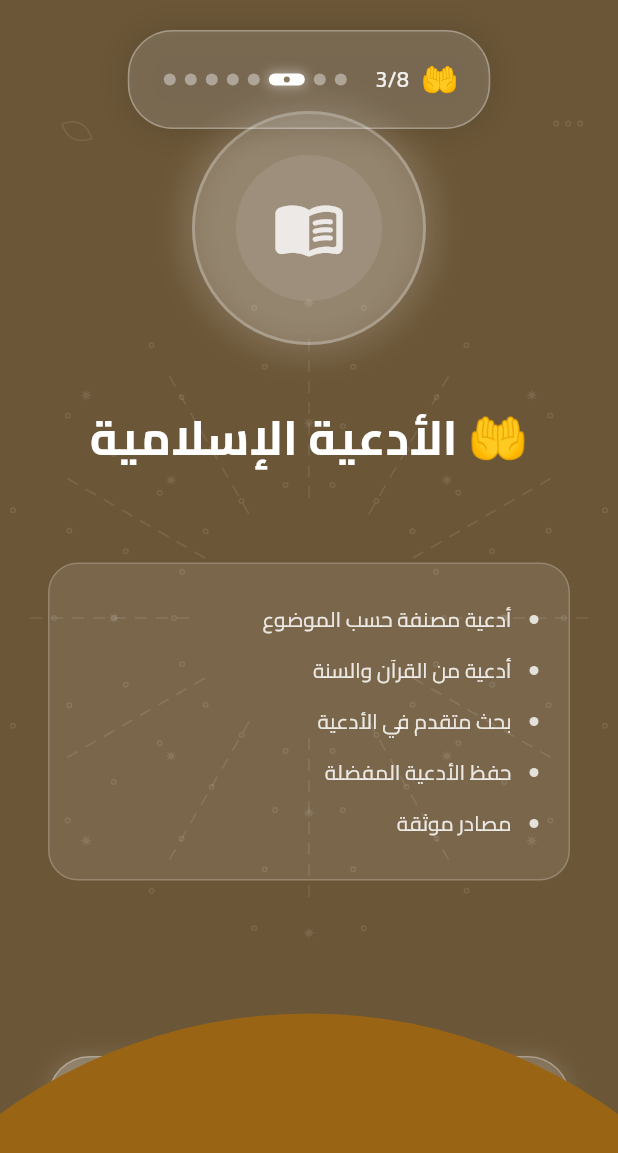
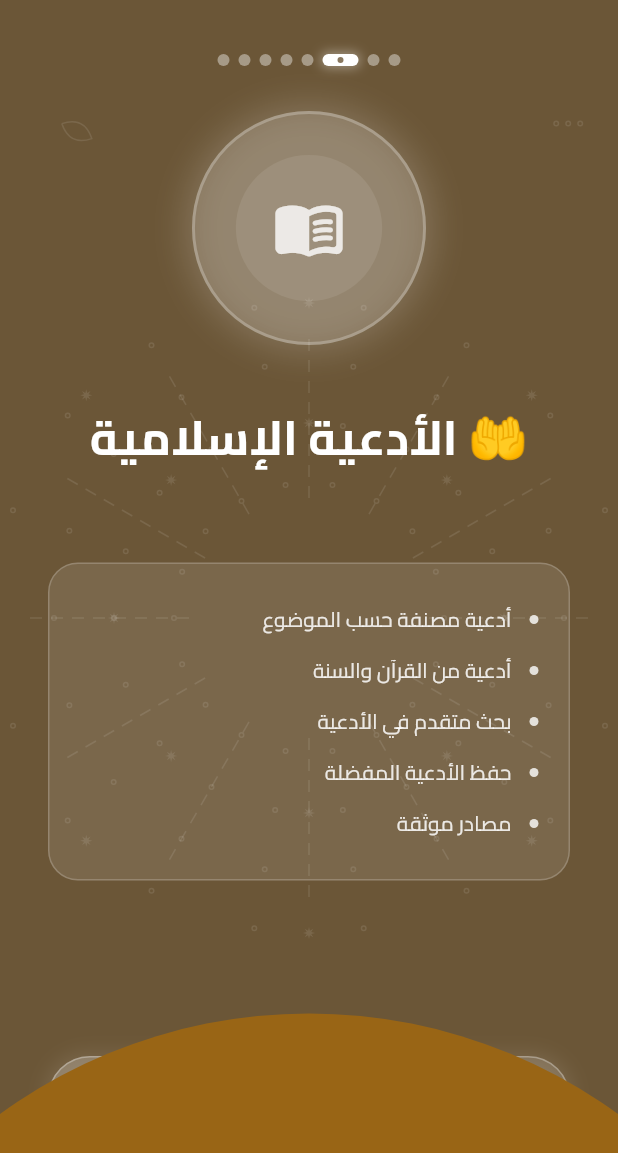
Before and after one commit to dr33awi/69, a Flutter app: the screen it shows after launch, swiped to page 3, on a phone screen of 412 x 824 dp. Shown: the top 1153 px of the screen. Run offline on Flutter 3.47's test engine with Material 3 defaults, Android fonts, the light colour scheme and no system bars; drawn by our look-alikes of concentric_transition; our stand-ins replace adhan, battery_plus, equatable, firebase_core, firebase_messaging, firebase_remote_config and 12 more; accounts and stored records are empty.

Commit message:
تعديل شاشة البداية

```diff
--- a/lib/features/onboarding/data/onboarding_data.dart
+++ b/lib/features/onboarding/data/onboarding_data.dart
@@ -1,4 +1,4 @@
-// lib/features/onboarding/data/onboarding_data.dart - محدث بدون subtitle و description
+// lib/features/onboarding/data/onboarding_data.dart - مع دعم Lottie
 import 'package:flutter/material.dart';
 import '../models/onboarding_item.dart';
 import '../../../app/themes/app_theme.dart';
@@ -8,7 +8,8 @@ class OnboardingData {
     // الشاشة الأولى - مرحباً
     OnboardingItem(
       title: 'حصن المسلم',
-      imagePath: 'assets/images/onboarding/welcome.png',
+      lottiePath: 'assets/animations/mosque_welcome.json',
+      useLottie: true,
       primaryColor: AppColors.primary,
       secondaryColor: AppColors.primaryLight,
       darkColor: AppColors.primaryDark,
@@ -20,7 +21,8 @@ class OnboardingData {
     // الشاشة الثانية - الأذكار اليومية
     OnboardingItem(
       title: '🌅 الأذكار اليومية',
-      imagePath: 'assets/images/onboarding/athkar.png',
+      lottiePath: 'assets/animations/book_reading.json',
+      useLottie: true,
       primaryColor: AppColors.getCategoryGradient('athkar').colors[0],
       secondaryColor: AppColors.getCategoryGradient('athkar').colors[1],
       darkColor: AppColors.getCategoryGradient('athkar').colors[1],
@@ -39,7 +41,8 @@ class OnboardingData {
     // الشاشة الثالثة - الأدعية الإسلامية
     OnboardingItem(
       title: '🤲 الأدعية الإسلامية',
-      imagePath: 'assets/images/onboarding/dua.png',
+      lottiePath: 'assets/animations/book_reading.json',
+      useLottie: true,
       primaryColor: AppColors.getCategoryGradient('dua').colors[0],
       secondaryColor: AppColors.getCategoryGradient('dua').colors[1],
       darkColor: AppColors.getCategoryGradient('dua').colors[1],
@@ -58,7 +61,8 @@ class OnboardingData {
     // الشاشة الرابعة - التسبيح الرقمي
     OnboardingItem(
       title: '📿 التسبيح الرقمي',
-      imagePath: 'assets/images/onboarding/tasbih.png',
+      lottiePath: 'assets/animations/tasbih_beads.json',
+      useLottie: true,
       primaryColor: AppColors.getCategoryGradient('tasbih').colors[0],
       secondaryColor: AppColors.getCategoryGradient('tasbih').colors[1],
       darkColor: AppColors.getCategoryGradient('tasbih').colors[1],
@@ -77,7 +81,8 @@ class OnboardingData {
     // الشاشة الخامسة - اتجاه القبلة
     OnboardingItem(
       title: '🧭 اتجاه القبلة',
-      imagePath: 'assets/images/onboarding/qibla.png',
+      lottiePath: 'assets/animations/compass_qibla.json',
+      useLottie: true,
       primaryColor: AppColors.getCategoryGradient('qibla').colors[0],
       secondaryColor: AppColors.getCategoryGradient('qibla').colors[1],
       darkColor: AppColors.getCategoryGradient('qibla').colors[1],
@@ -96,7 +101,8 @@ class OnboardingData {
     // الشاشة السادسة - أوقات الصلاة
     OnboardingItem(
       title: '🕐 أوقات الصلاة',
-      imagePath: 'assets/images/onboarding/prayer.png',
+      lottiePath: 'assets/animations/clock_prayer.json',
+      useLottie: true,
       primaryColor: AppColors.getCategoryGradient('prayer_times').colors[0],
       secondaryColor: AppColors.getCategoryGradient('prayer_times').colors[1],
       darkColor: AppColors.getCategoryGradient('prayer_times').colors[1],
@@ -115,7 +121,8 @@ class OnboardingData {
     // الشاشة السابعة - أسماء الله الحسنى
     OnboardingItem(
       title: '🌟 أسماء الله الحسنى',
-      imagePath: 'assets/images/onboarding/asma.png',
+      lottiePath: 'assets/animations/star_names.json',
+      useLottie: true,
       primaryColor: AppColors.getCategoryGradient('asma_allah').colors[0],
       secondaryColor: AppColors.getCategoryGradient('asma_allah').colors[1],
       darkColor: AppColors.getCategoryGradient('asma_allah').colors[1],
@@ -134,7 +141,8 @@ class OnboardingData {
     // الشاشة الأخيرة - الأذونات
     OnboardingItem(
       title: 'أذونات مطلوبة',
-      imagePath: 'assets/images/onboarding/permissions.png',
+      lottiePath: 'assets/animations/security_shield.json',
+      useLottie: true,
       primaryColor: AppColors.info,
       secondaryColor: Colors.blue.shade300,
       darkColor: Colors.blue.shade700,
@@ -150,4 +158,63 @@ class OnboardingData {
   /// الحصول على شاشات الفئات فقط
   static List<OnboardingItem> get categoryItems =>
       items.where((item) => item.features != null).toList();
+
+  /// إعدادات خاصة لكل نوع من أنواع Lottie
+  static Map<OnboardingAnimationType, LottieConfig> get lottieConfigs => {
+    OnboardingAnimationType.welcome: const LottieConfig(
+      repeat: true,
+      autoStart: true,
+      speed: 0.8,
+    ),
+    OnboardingAnimationType.dailyAthkar: const LottieConfig(
+      repeat: true,
+      autoStart: true,
+      speed: 1.0,
+    ),
+    OnboardingAnimationType.islamicDuaa: const LottieConfig(
+      repeat: true,
+      autoStart: true,
+      speed: 1.0,
+    ),
+    OnboardingAnimationType.digitalTasbih: const LottieConfig(
+      repeat: true,
+      autoStart: true,
+      speed: 1.2,
+    ),
+    OnboardingAnimationType.qiblaDirection: const LottieConfig(
+      repeat: true,
+      autoStart: true,
+      speed: 0.6, // بطء أكثر للبوصلة
+    ),
+    OnboardingAnimationType.prayerTimes: const LottieConfig(
+      repeat: true,
+      autoStart: true,
+      speed: 1.0,
+    ),
+    OnboardingAnimationType.asmaAlHusna: const LottieConfig(
+      repeat: true,
+      autoStart: true,
+      speed: 0.7,
+    ),
+    OnboardingAnimationType.permissions: const LottieConfig(
+      repeat: false,
+      autoStart: true,
+      speed: 1.0,
+    ),
+  };
 }
+
+/// فئة إعدادات Lottie
+class LottieConfig {
+  final bool repeat;
+  final bool autoStart;
+  final double speed;
+  final Duration? duration;
+
+  const LottieConfig({
+    this.repeat = true,
+    this.autoStart = true,
+    this.speed = 1.0,
+    this.duration,
+  });
+}
--- a/lib/features/onboarding/models/onboarding_item.dart
+++ b/lib/features/onboarding/models/onboarding_item.dart
@@ -1,4 +1,4 @@
-// lib/features/onboarding/models/onboarding_item.dart - محدث للألوان الموجودة
+// lib/features/onboarding/models/onboarding_item.dart - مع دعم Lottie
 import 'dart:ui';
 import 'package:flutter/material.dart';
 
@@ -16,7 +16,8 @@ enum OnboardingAnimationType {
 
 class OnboardingItem {
   final String title;
-  final String imagePath;
+  final String? lottiePath; // مسار ملف Lottie
+  final bool useLottie; // هل نستخدم Lottie أم الأيقونة
   final Color primaryColor;
   final Color secondaryColor;
   final Color darkColor;
@@ -29,7 +30,8 @@ class OnboardingItem {
 
   const OnboardingItem({
     required this.title,
-    required this.imagePath,
+    this.lottiePath,
+    this.useLottie = false,
     required this.primaryColor,
     required this.secondaryColor,
     required this.darkColor,
@@ -40,4 +42,10 @@ class OnboardingItem {
     this.features,
     this.useCustomAnimation = false,
   });
+
+  /// هل يحتوي على Lottie animation صالح
+  bool get hasValidLottie => useLottie && lottiePath != null && lottiePath!.isNotEmpty;
+
+  /// الحصول على مسار الـ animation المناسب
+  String? get effectiveAnimationPath => hasValidLottie ? lottiePath : animationPath;
 }
--- a/lib/features/onboarding/widgets/page_indicator.dart
+++ b/lib/features/onboarding/widgets/page_indicator.dart
@@ -1,4 +1,4 @@
-// lib/features/onboarding/widgets/enhanced_page_indicator.dart
+// lib/features/onboarding/widgets/page_indicator.dart - محدث بدون إيموجي
 import 'package:flutter/material.dart';
 import '../models/onboarding_item.dart';
 
@@ -18,59 +18,18 @@ class PageIndicator extends StatelessWidget {
   Widget build(BuildContext context) {
     return Container(
       padding: const EdgeInsets.symmetric(horizontal: 20, vertical: 16),
-      decoration: BoxDecoration(
-        color: Colors.white.withValues(alpha: 0.15),
-        borderRadius: BorderRadius.circular(30),
-        border: Border.all(
-          color: Colors.white.withValues(alpha: 0.3),
-          width: 1,
-        ),
-        boxShadow: [
-          BoxShadow(
-            color: Colors.black.withValues(alpha: 0.1),
-            blurRadius: 15,
-            spreadRadius: 3,
-          ),
-        ],
-      ),
       child: Row(
         mainAxisSize: MainAxisSize.min,
         mainAxisAlignment: MainAxisAlignment.center,
         children: [
-          // مؤشر الصفحة الحالية
-          _buildCurrentPageInfo(),
-          const SizedBox(width: 16),
-          // النقاط
+          // النقاط فقط
           ..._buildDots(),
         ],
       ),
     );
   }
 
-  Widget _buildCurrentPageInfo() {
-    final currentItem = items[currentIndex];
-
-    return Row(
-      mainAxisSize: MainAxisSize.min,
-      children: [
-        // الإيموجي
-        Text(
-          currentItem.emoji,
-          style: const TextStyle(fontSize: 20),
-        ),
-        const SizedBox(width: 8),
-        // رقم الصفحة
-        Text(
-          '${currentIndex + 1}/${items.length}',
-          style: TextStyle(
-            fontSize: 14,
-            fontWeight: FontWeight.w600,
-            color: Colors.white.withValues(alpha: 0.9),
-          ),
-        ),
-      ],
-    );
-  }
+  // تم إزالة دالة _buildCurrentPageInfo() لأنها لم تعد مطلوبة
 
   List<Widget> _buildDots() {
     return List.generate(
--- a/pubspec.yaml
+++ b/pubspec.yaml
@@ -49,6 +49,7 @@ dependencies:
   in_app_review: ^2.0.10
   equatable: ^2.0.7
   concentric_transition: ^1.0.3
+  lottie: ^3.3.1
 
 
 
@@ -61,6 +62,7 @@ flutter:
 
   assets:
     - assets/data/
+    - assets/animations/
 
   fonts:
     - family: Cairo
```
Also changed, not shown: assets/animations/compass_qibla.json (added, +1 -0 lines), pubspec.lock.
